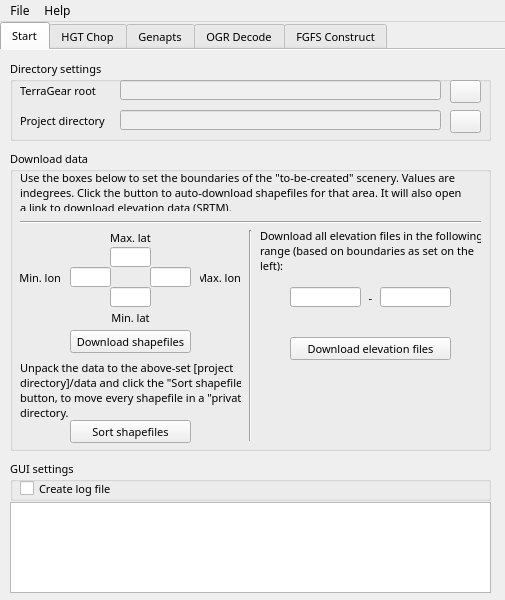
Old version of the form mainwindow.ui in the repository jasin/TerraGearGUI-QT5.
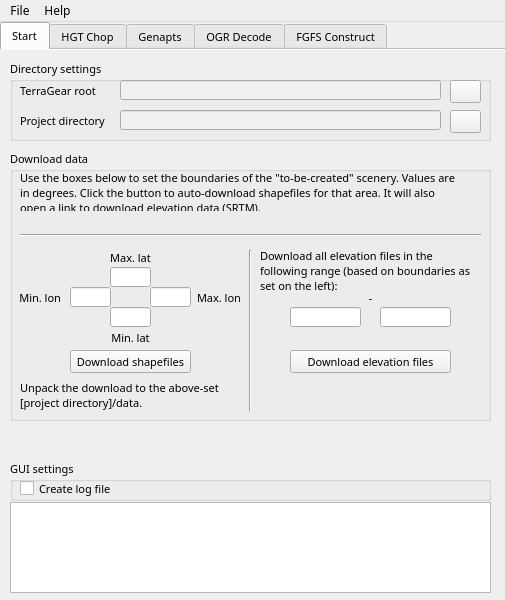
New version of the form. The open tabs and pages were chosen to show the change. Icons and pictures are not drawn.

Commit message: Order slots, merge 'Sort shapefiles' with OGR decode

Patch:
```diff
--- a/mainwindow.ui
+++ b/mainwindow.ui
@@ -123,7 +123,7 @@
         <x>10</x>
         <y>100</y>
         <width>481</width>
-        <height>301</height>
+        <height>271</height>
        </rect>
       </property>
       <property name="font">
@@ -152,8 +152,8 @@
        </property>
        <property name="text">
         <string>Use the boxes below to set the boundaries of the &quot;to-be-created&quot; scenery. Values are
-indegrees. Click the button to auto-download shapefiles for that area. It will also open
-a link to download elevation data (SRTM).</string>
+in degrees. Click the button to auto-download shapefiles for that area. It will also
+open a link to download elevation data (SRTM).</string>
        </property>
        <property name="alignment">
         <set>Qt::AlignLeading|Qt::AlignLeft|Qt::AlignTop</set>
@@ -163,7 +163,7 @@
        <property name="geometry">
         <rect>
          <x>60</x>
-         <y>180</y>
+         <y>200</y>
          <width>121</width>
          <height>23</height>
         </rect>
@@ -182,7 +182,7 @@
        <property name="geometry">
         <rect>
          <x>100</x>
-         <y>77</y>
+         <y>97</y>
          <width>41</width>
          <height>21</height>
         </rect>
@@ -204,7 +204,7 @@
        <property name="geometry">
         <rect>
          <x>10</x>
-         <y>117</y>
+         <y>137</y>
          <width>41</width>
          <height>21</height>
         </rect>
@@ -226,7 +226,7 @@
        <property name="geometry">
         <rect>
          <x>140</x>
-         <y>117</y>
+         <y>137</y>
          <width>41</width>
          <height>20</height>
         </rect>
@@ -245,7 +245,7 @@
        <property name="geometry">
         <rect>
          <x>60</x>
-         <y>117</y>
+         <y>137</y>
          <width>41</width>
          <height>20</height>
         </rect>
@@ -264,7 +264,7 @@
        <property name="geometry">
         <rect>
          <x>100</x>
-         <y>97</y>
+         <y>117</y>
          <width>41</width>
          <height>20</height>
         </rect>
@@ -280,7 +280,7 @@
        <property name="geometry">
         <rect>
          <x>100</x>
-         <y>157</y>
+         <y>177</y>
          <width>41</width>
          <height>21</height>
         </rect>
@@ -302,7 +302,7 @@
        <property name="geometry">
         <rect>
          <x>100</x>
-         <y>137</y>
+         <y>157</y>
          <width>41</width>
          <height>20</height>
         </rect>
@@ -320,9 +320,9 @@
       <widget class="QLabel" name="label_7">
        <property name="geometry">
         <rect>
-         <x>190</x>
-         <y>117</y>
-         <width>41</width>
+         <x>180</x>
+         <y>137</y>
+         <width>51</width>
          <height>21</height>
         </rect>
        </property>
@@ -346,7 +346,7 @@
        <property name="geometry">
         <rect>
          <x>280</x>
-         <y>137</y>
+         <y>157</y>
          <width>71</width>
          <height>20</height>
         </rect>
@@ -368,7 +368,7 @@
        <property name="geometry">
         <rect>
          <x>370</x>
-         <y>137</y>
+         <y>157</y>
          <width>71</width>
          <height>20</height>
         </rect>
@@ -390,7 +390,7 @@
        <property name="geometry">
         <rect>
          <x>250</x>
-         <y>80</y>
+         <y>100</y>
          <width>221</width>
          <height>41</height>
         </rect>
@@ -402,9 +402,9 @@
         </font>
        </property>
        <property name="text">
-        <string>Download all elevation files in the following
-range (based on boundaries as set on the
-left):</string>
+        <string>Download all elevation files in the
+following range (based on boundaries as
+set on the left):</string>
        </property>
       </widget>
       <widget class="QLabel" name="label_15">
@@ -436,9 +436,9 @@
        <property name="geometry">
         <rect>
          <x>230</x>
-         <y>80</y>
+         <y>100</y>
          <width>21</width>
-         <height>211</height>
+         <height>161</height>
         </rect>
        </property>
        <property name="font">
@@ -455,9 +455,9 @@
        <property name="geometry">
         <rect>
          <x>10</x>
-         <y>210</y>
+         <y>230</y>
          <width>221</width>
-         <height>61</height>
+         <height>31</height>
         </rect>
        </property>
        <property name="font">
@@ -467,10 +467,8 @@
         </font>
        </property>
        <property name="text">
-        <string>Unpack the data to the above-set [project
-directory]/data and click the &quot;Sort shapefiles&quot;
-button, to move every shapefile in a &quot;private&quot;
-directory.</string>
+        <string>Unpack the download to the above-set
+[project directory]/data.</string>
        </property>
        <property name="alignment">
         <set>Qt::AlignLeading|Qt::AlignLeft|Qt::AlignTop</set>
@@ -480,7 +478,7 @@
        <property name="geometry">
         <rect>
          <x>280</x>
-         <y>187</y>
+         <y>200</y>
          <width>161</width>
          <height>23</height>
         </rect>
@@ -495,32 +493,13 @@
         <string>Download elevation files</string>
        </property>
       </widget>
-      <widget class="QPushButton" name="pushButton_4">
-       <property name="geometry">
-        <rect>
-         <x>60</x>
-         <y>270</y>
-         <width>121</width>
-         <height>23</height>
-        </rect>
-       </property>
-       <property name="font">
-        <font>
-         <family>Lucida Sans</family>
-         <pointsize>8</pointsize>
-        </font>
-       </property>
-       <property name="text">
-        <string>Sort shapefiles</string>
-       </property>
-      </widget>
       <widget class="Line" name="line">
        <property name="geometry">
         <rect>
          <x>10</x>
-         <y>62</y>
+         <y>70</y>
          <width>461</width>
-         <height>21</height>
+         <height>31</height>
         </rect>
        </property>
        <property name="font">
```
Left out of the diff: 2 changed lines with no effect on the pictures. The commit also changes 2 other files.
